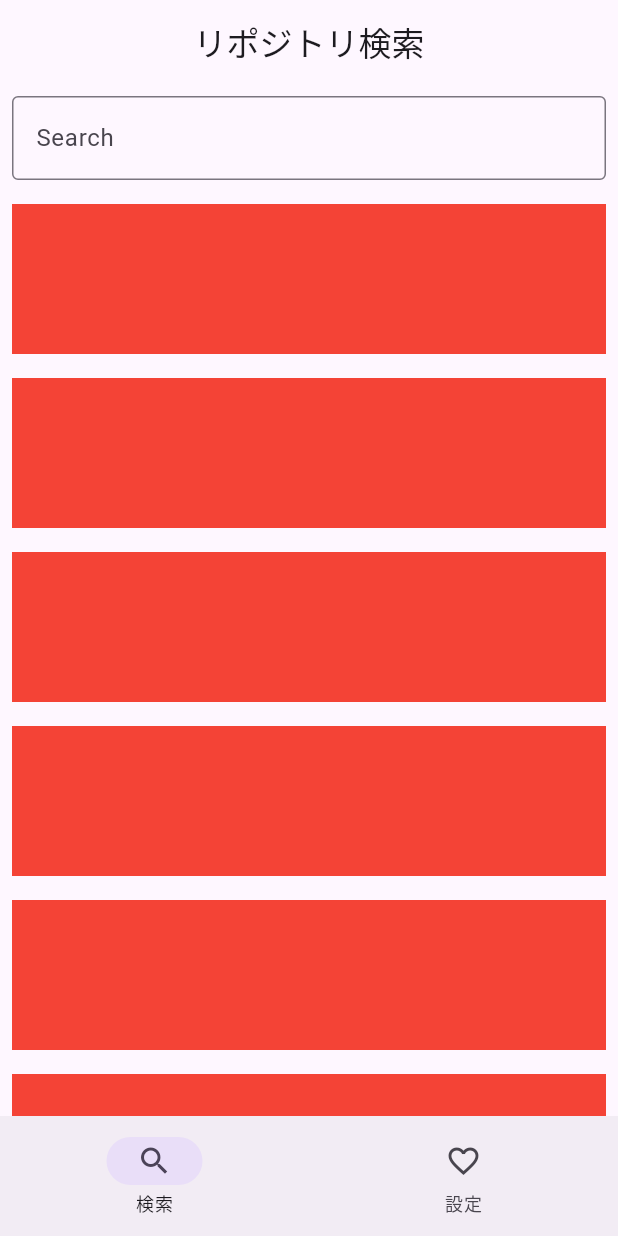
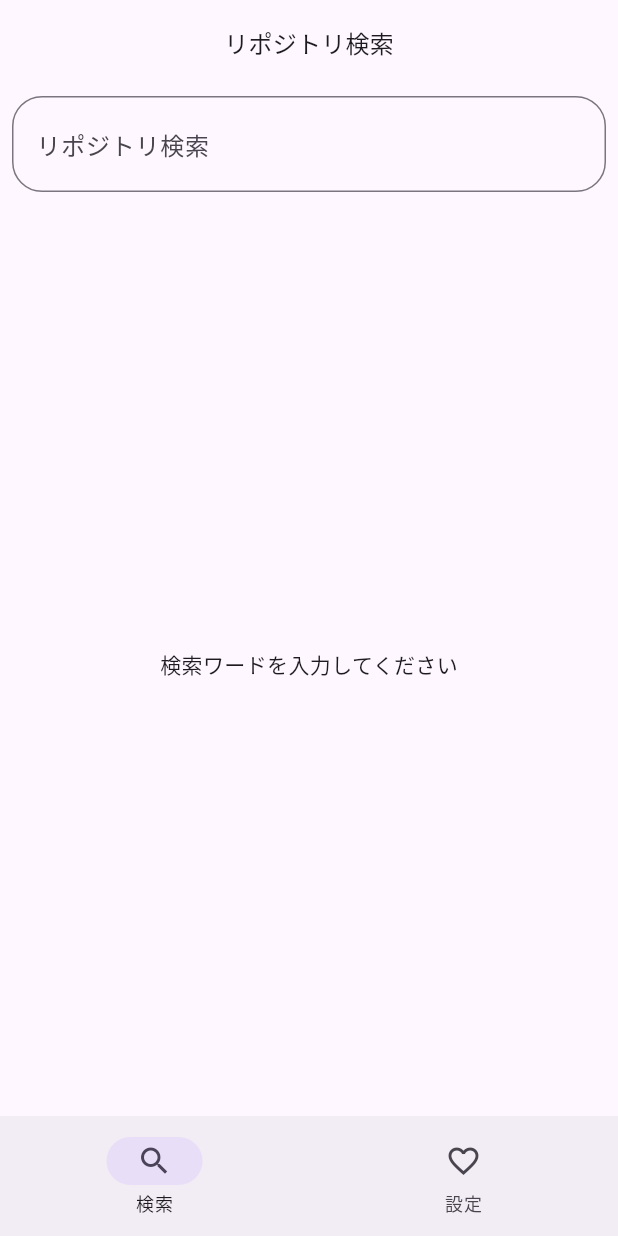
Before and after one commit to paigupai/github_-search, a Flutter app: the screen it shows after launch, on a phone screen of 412 x 824 dp. Run offline on Flutter 3.47's test engine with Material 3 defaults, Android fonts, the phone set to English and light mode, and no system bars; our stand-ins replace dio, flutter_riverpod, freezed_annotation, go_router, logger, riverpod_annotation; generated files the repository leaves out were written again.

Commit message:
一覧画面作成

```diff
--- /dev/null
+++ b/lib/features/search/domain/repo_query_data.dart
@@ -0,0 +1,12 @@
+import 'package:freezed_annotation/freezed_annotation.dart';
+
+part 'repo_query_data.freezed.dart';
+
+/// リポジトリクエリーデータ
+@freezed
+class RepoQueryData with _$RepoQueryData {
+  factory RepoQueryData({
+    required String query,
+    required int page,
+  }) = _RepoQueryData;
+}
--- a/lib/features/search_details/presentation/search_details_page.dart
+++ b/lib/features/search/presentation/repo_details/repo_details_page.dart
@@ -1,10 +1,8 @@
 import 'package:flutter/material.dart';
 
-///
 /// 検索詳細page
-///
-class SearchDetailsPage extends StatelessWidget {
-  const SearchDetailsPage({super.key});
+class RepoDetailsPage extends StatelessWidget {
+  const RepoDetailsPage({super.key});
 
   @override
   Widget build(BuildContext context) {
--- a/lib/features/search/presentation/repo_search_bar.dart
+++ /dev/null
@@ -1,21 +0,0 @@
-import 'package:flutter/material.dart';
-
-///
-/// リポジトリ検索バー
-///
-class RepoSearchBar extends StatelessWidget {
-  const RepoSearchBar({super.key});
-
-  @override
-  Widget build(BuildContext context) {
-    return Container(
-      padding: const EdgeInsets.all(8),
-      child: const TextField(
-        decoration: InputDecoration(
-          border: OutlineInputBorder(),
-          labelText: 'Search',
-        ),
-      ),
-    );
-  }
-}
--- /dev/null
+++ b/lib/features/search/presentation/search/repo_search_bar.dart
@@ -0,0 +1,51 @@
+import 'package:flutter/material.dart';
+import 'package:flutter_riverpod/flutter_riverpod.dart';
+import 'package:github_search/features/search/presentation/search/search_query_notifier.dart';
+
+/// リポジトリ検索バー
+class RepoSearchBar extends ConsumerStatefulWidget {
+  const RepoSearchBar({super.key});
+
+  @override
+  ConsumerState<RepoSearchBar> createState() => _RepoSearchBarState();
+}
+
+class _RepoSearchBarState extends ConsumerState<RepoSearchBar> {
+  final _controller = TextEditingController();
+
+  @override
+  void dispose() {
+    _controller.dispose();
+    super.dispose();
+  }
+
+  @override
+  Widget build(BuildContext context) {
+    return Container(
+      height: 80,
+      padding: const EdgeInsets.all(8),
+      child: TextField(
+        controller: _controller,
+        decoration: InputDecoration(
+          prefix: const Icon(Icons.search),
+          suffix: IconButton(
+            icon: const Icon(Icons.clear),
+            onPressed: () {
+              _controller.clear();
+              ref.read(searchQueryNotifierProvider.notifier).setQuery('');
+            },
+          ),
+          border: OutlineInputBorder(
+            borderRadius: BorderRadius.circular(20.0),
+          ),
+          labelText: 'リポジトリ検索',
+        ),
+        onEditingComplete: () {
+          FocusManager.instance.primaryFocus?.unfocus();
+        },
+        onChanged: (text) =>
+            ref.read(searchQueryNotifierProvider.notifier).setQuery(text),
+      ),
+    );
+  }
+}
--- /dev/null
+++ b/lib/features/search/presentation/search/search_page.dart
@@ -0,0 +1,151 @@
+import 'package:flutter/material.dart';
+import 'package:flutter_riverpod/flutter_riverpod.dart';
+import 'package:github_search/features/search/data/repo_repository.dart';
+import 'package:github_search/features/search/domain/repo_query_data.dart';
+import 'package:github_search/features/search/presentation/search/repo_list_title.dart';
+import 'package:github_search/features/search/presentation/search/repo_search_bar.dart';
+import 'package:github_search/features/search/presentation/search/search_query_notifier.dart';
+import 'package:github_search/utils/logger.dart';
+
+/// 検索page
+class SearchPage extends ConsumerWidget {
+  const SearchPage({super.key});
+
+  static const pageSize = 30;
+
+  @override
+  Widget build(BuildContext context, WidgetRef ref) {
+    // 検索クエリーを取得
+    final query = ref.watch(searchQueryNotifierProvider);
+
+    return GestureDetector(
+      onTap: () {
+        FocusManager.instance.primaryFocus?.unfocus();
+      },
+      child: Scaffold(
+        appBar: AppBar(
+          title: Center(
+              child: Text(
+            'リポジトリ検索',
+            style: Theme.of(context).textTheme.titleMedium,
+          )),
+        ),
+        body: NestedScrollView(
+          headerSliverBuilder: (BuildContext context, bool innerBoxIsScrolled) {
+            return <Widget>[
+              SliverAppBar(
+                floating: true,
+                pinned: true,
+                collapsedHeight: 85,
+                flexibleSpace: const RepoSearchBar(),
+                backgroundColor: Theme.of(context).colorScheme.background,
+              ),
+            ];
+          },
+          body: Builder(builder: (context) {
+            // 検索ワードが空の場合
+            if (query.isEmpty) {
+              return emptyView(context);
+            }
+            // 検索結果を取得
+            final responseAsync = ref.watch(
+              fetchRepoProvider(
+                  queryData: RepoQueryData(query: query, page: 1)),
+            );
+            final totalResults = responseAsync.valueOrNull?.totalCount ?? 0;
+
+            return Column(
+              children: [
+                // 検索結果がある場合
+                if (responseAsync.hasValue)
+                  Padding(
+                    padding: const EdgeInsets.all(8.0),
+                    child: Text(
+                      '検索結果: $totalResults 件',
+                      style: Theme.of(context).textTheme.bodyMedium,
+                    ),
+                  ),
+                // errorの場合
+                if (responseAsync.hasError)
+                  Padding(
+                    padding: const EdgeInsets.all(8.0),
+                    child: Text(
+                      'エラーが発生しました error: ${responseAsync.error.toString()}',
+                      style: Theme.of(context).textTheme.bodyMedium,
+                    ),
+                  ),
+                Expanded(
+                  child: RefreshIndicator(
+                    onRefresh: () async {
+                      logger.i('SearchPage onRefresh');
+                      ref.invalidate(fetchRepoProvider);
+                      try {
+                        await ref.read(
+                          fetchRepoProvider(
+                                  queryData:
+                                      RepoQueryData(query: query, page: 1))
+                              .future,
+                        );
+                      } catch (e) {
+                        logger.w('SearchPage onRefresh error: $e');
+                      }
+                    },
+                    child: ListView.separated(
+                      key: ValueKey(query),
+                      itemCount: totalResults,
+                      itemBuilder: (context, index) {
+                        final page = index ~/ pageSize + 1;
+                        final indexInPage = index % pageSize;
+                        final responseAsync = ref.watch(
+                          fetchRepoProvider(
+                              queryData:
+                                  RepoQueryData(query: query, page: page)),
+                        );
+                        return responseAsync.when(data: (response) {
+                          return Padding(
+                              padding: const EdgeInsets.all(8.0),
+                              child: RepoListTitle(
+                                repo: response.items[indexInPage],
+                              ));
+                        }, loading: () {
+                          return const Padding(
+                            padding: EdgeInsets.all(8.0),
+                            child: Center(
+                              child: CircularProgressIndicator(),
+                            ),
+                          );
+                        }, error: (error, stackTrace) {
+                          return Padding(
+                            padding: const EdgeInsets.all(8.0),
+                            child: Center(
+                              child:
+                                  Text('エラーが発生しました error: ${error.toString()}'),
+                            ),
+                          );
+                        });
+                      },
+                      separatorBuilder: (BuildContext context, int index) {
+                        return const Divider(
+                          indent: 16,
+                          endIndent: 16,
+                        );
+                      },
+                    ),
+                  ),
+                ),
+              ],
+            );
+          }),
+        ),
+      ),
+    );
+  }
+
+  // 検索ワードが空の場合
+  Widget emptyView(BuildContext context) {
+    return Center(
+      child:
+          Text('検索ワードを入力してください', style: Theme.of(context).textTheme.bodyMedium),
+    );
+  }
+}
--- a/lib/features/search/presentation/search_query_notifier.dart
+++ b/lib/features/search/presentation/search/search_query_notifier.dart
@@ -4,9 +4,7 @@ import 'package:riverpod_annotation/riverpod_annotation.dart';
 
 part 'search_query_notifier.g.dart';
 
-///
 /// 検索クエリーnotifier
-///
 @riverpod
 class SearchQueryNotifier extends _$SearchQueryNotifier {
   Timer? _debounceTimer;
@@ -21,7 +19,7 @@ class SearchQueryNotifier extends _$SearchQueryNotifier {
     if (_debounceTimer != null) {
       _debounceTimer!.cancel();
     }
-    _debounceTimer = Timer(const Duration(milliseconds: 500), () {
+    _debounceTimer = Timer(const Duration(seconds: 1), () {
       state = query;
     });
   }
--- a/lib/features/search/presentation/search_page.dart
+++ /dev/null
@@ -1,50 +0,0 @@
-import 'package:flutter/material.dart';
-import 'package:flutter_riverpod/flutter_riverpod.dart';
-import 'package:github_search/features/search/presentation/repo_search_bar.dart';
-import 'package:github_search/features/search/presentation/search_query_notifier.dart';
-import 'package:github_search/utils/logger.dart';
-
-///
-/// 検索page
-///
-class SearchPage extends ConsumerWidget {
-  const SearchPage({super.key});
-
-  static const pageSize = 30;
-
-  @override
-  Widget build(BuildContext context, WidgetRef ref) {
-    final query = ref.watch(searchQueryNotifierProvider);
-
-    return Scaffold(
-      appBar: AppBar(
-        title: const Center(child: Text('リポジトリ検索')),
-      ),
-      body: Column(
-        children: [
-          const RepoSearchBar(),
-          Expanded(
-            child: RefreshIndicator(
-              onRefresh: () async {
-                logger.i('SearchPage onRefresh');
-              },
-              child: ListView.builder(
-                  key: ValueKey(query),
-                  itemCount: 10,
-                  itemBuilder: (context, index) {
-                    return Padding(
-                      padding: const EdgeInsets.all(8.0),
-                      child: Container(
-                        height: 100,
-                        width: 100,
-                        color: Colors.red,
-                      ),
-                    );
-                  }),
-            ),
-          ),
-        ],
-      ),
-    );
-  }
-}
--- a/lib/features/settings/presentation/settings_page.dart
+++ b/lib/features/settings/presentation/settings_page.dart
@@ -1,8 +1,6 @@
 import 'package:flutter/material.dart';
 
-///
 /// 設定page
-///
 class SettingsPage extends StatelessWidget {
   const SettingsPage({super.key});
 
--- a/lib/routing/app_router.dart
+++ b/lib/routing/app_router.dart
@@ -1,7 +1,7 @@
 import 'package:flutter/material.dart';
 import 'package:flutter_riverpod/flutter_riverpod.dart';
-import 'package:github_search/features/search/presentation/search_page.dart';
-import 'package:github_search/features/search_details/presentation/search_details_page.dart';
+import 'package:github_search/features/search/presentation/repo_details/repo_details_page.dart';
+import 'package:github_search/features/search/presentation/search/search_page.dart';
 import 'package:github_search/features/settings/presentation/settings_page.dart';
 import 'package:github_search/routing/scaffold_with_nested_navigation.dart';
 import 'package:go_router/go_router.dart';
@@ -47,7 +47,7 @@ final goRouterProvider = Provider<GoRouter>((ref) {
                     pageBuilder: (context, state) {
                       return MaterialPage(
                         key: state.pageKey,
-                        child: const SearchDetailsPage(),
+                        child: const RepoDetailsPage(),
                       );
                     },
                   )
--- /dev/null
+++ b/lib/utils/env.dart
@@ -0,0 +1,4 @@
+/// 環境変数を取得するクラス
+class Env {
+  static const githubToken = String.fromEnvironment('GITHUB_TOKEN');
+}
```
Also changed, not shown: analysis_options.yaml (+9 -0 lines), lib/features/search/data/repo_repository.dart (+44 -5 lines), lib/features/search/domain/search_repos_response.dart (added, +50 -0 lines), lib/features/search/presentation/search/repo_list_title.dart (added, +19 -0 lines), lib/utils/dio_provider.dart (added, +22 -0 lines), lib/utils/logger_interceptor.dart (added, +59 -0 lines), lib/features/search/data/repo_repository.g.dart (added), lib/features/search/domain/repo_query_data.freezed.dart (added), lib/features/search/domain/search_repos_response.freezed.dart (added), lib/features/search/domain/search_repos_response.g.dart (added), lib/features/search/presentation/search/search_query_notifier.g.dart, lib/utils/dio_provider.g.dart (added).
